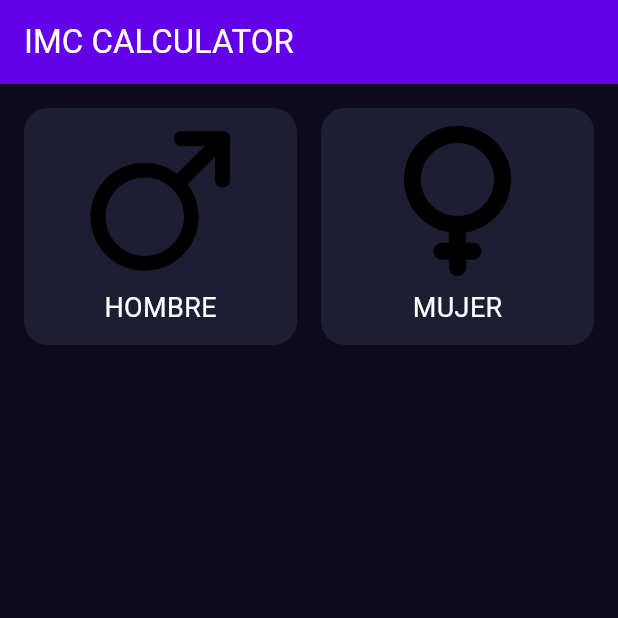
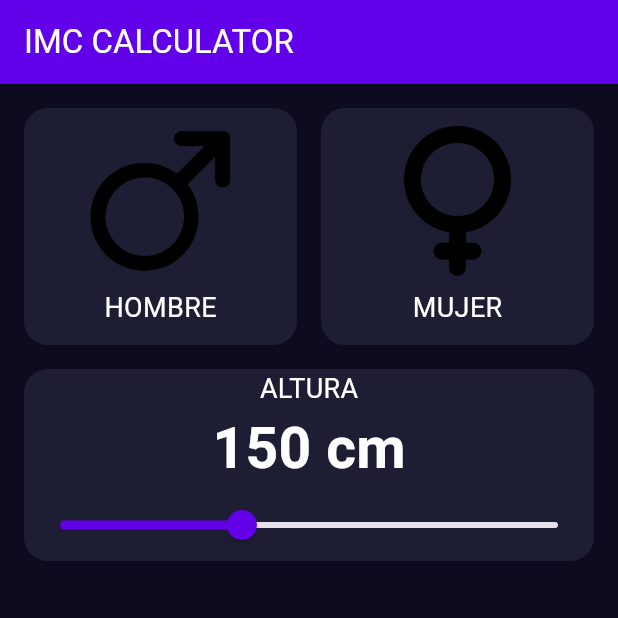
Before and after one commit to RafaOsnaya/imcCalculatorApp, a Flutter app: the screen it shows after launch, on a phone screen of 412 x 824 dp, the top half of it. Run offline on Flutter 3.47's test engine with Material 3 defaults, Android fonts, the phone set to English and light mode, and no system bars.

Commit message:
component two complete

```diff
--- /dev/null
+++ b/lib/components/height_selector.dart
@@ -0,0 +1,53 @@
+import 'package:flutter/material.dart';
+import 'package:imc_calculator_app/core/app_colors.dart';
+import 'package:imc_calculator_app/core/text_styles.dart';
+
+class HeightSelector extends StatefulWidget {
+  const HeightSelector({super.key});
+
+  @override
+  State<HeightSelector> createState() => _HeightSelectorState();
+}
+
+class _HeightSelectorState extends State<HeightSelector> {
+  double height = 150;
+
+  @override
+  Widget build(BuildContext context) {
+    return Padding(
+      padding: const EdgeInsets.only(left: 16, right: 16),
+      child: Container(
+        decoration: BoxDecoration(
+          color: AppColors.backgroundComponent,
+          borderRadius: BorderRadius.circular(16),
+        ),
+        child: Column(
+          children: [
+            Text("ALTURA", style: TextStyles.bodyText),
+            Text(
+              "${height.toStringAsFixed(0)} cm",
+              style: TextStyle(
+                color: Colors.white,
+                fontSize: 38,
+                fontWeight: FontWeight.bold,
+              ),
+            ),
+            Slider(
+              value: height,
+              onChanged: (newHeight) {
+                setState(() {
+                  height = newHeight;
+                });
+              },
+              min: 110,
+              max: 220,
+              divisions: 110,
+              label: "${height.toStringAsFixed(0)} cm",
+              activeColor: AppColors.primary,
+            ),
+          ],
+        ),
+      ),
+    );
+  }
+}
--- a/lib/main.dart
+++ b/lib/main.dart
@@ -1,4 +1,5 @@
 import 'package:flutter/material.dart';
+import 'package:imc_calculator_app/components/height_selector.dart';
 import 'package:imc_calculator_app/core/app_colors.dart';
 import 'package:imc_calculator_app/screens/imc_home_screen.dart';
 
--- a/lib/screens/imc_home_screen.dart
+++ b/lib/screens/imc_home_screen.dart
@@ -1,5 +1,6 @@
 import 'package:flutter/material.dart';
 import 'package:imc_calculator_app/components/gender_selector.dart';
+import 'package:imc_calculator_app/components/height_selector.dart';
 
 class ImcHomeScreen extends StatefulWidget {
   const ImcHomeScreen({super.key});
@@ -11,8 +12,6 @@ class ImcHomeScreen extends StatefulWidget {
 class _ImcHomeScreenState extends State<ImcHomeScreen> {
   @override
   Widget build(BuildContext context) {
-    return Column(children: [
-      GenderSelector()
-    ],);
+    return Column(children: [GenderSelector(), HeightSelector()]);
   }
 }
```
